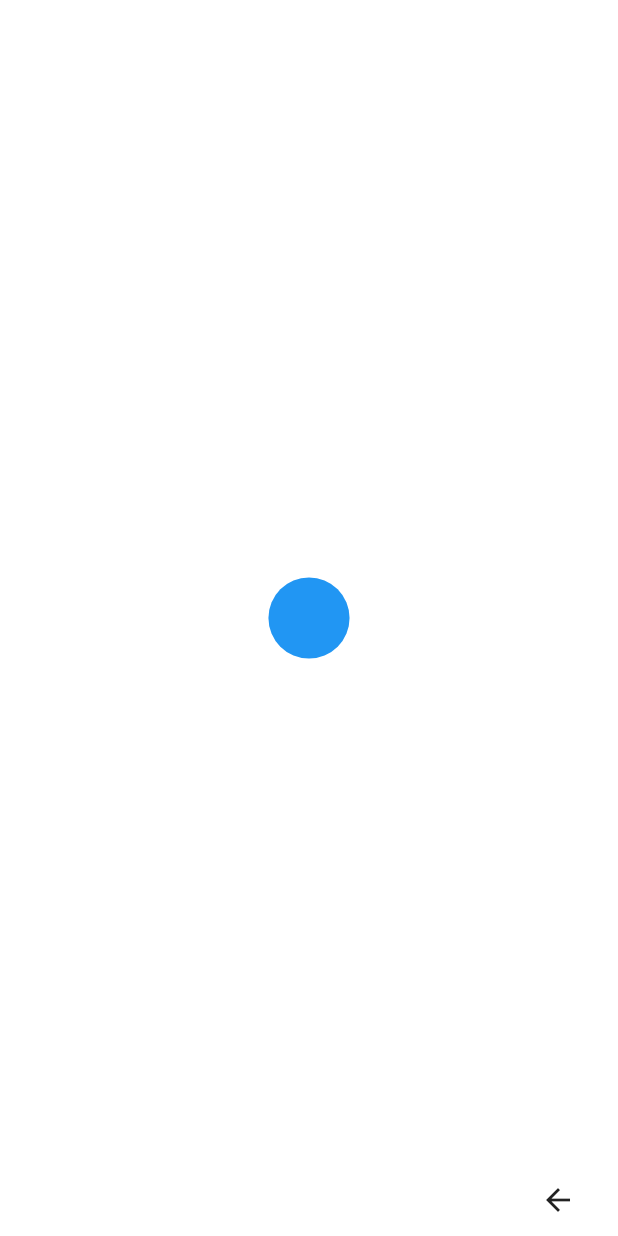
After one commit to avdosev/flutter_beautiful_animations, a Flutter app: the screen it shows after launch, after a tap on "Пульсирующая точка", on a phone screen of 412 x 824 dp. The commit adds this screen. Run offline on Flutter 3.47's test engine with Material 2 defaults, Android fonts, the phone set to English and light mode, and no system bars; our stand-ins replace flutter_hooks, sensors_plus.

Commit message:
first animation

```diff
--- a/lib/pages/accelerometer_first.dart
+++ /dev/null
@@ -1,11 +0,0 @@
-import 'package:flutter/material.dart';
-import 'package:flutter_hooks/flutter_hooks.dart';
-
-class AccelerometerFirst extends HookWidget {
-  const AccelerometerFirst({Key? key}) : super(key: key);
-
-  @override
-  Widget build(BuildContext context) {
-    return Container();
-  }
-}
--- a/lib/pages/animated_pages.dart
+++ b/lib/pages/animated_pages.dart
@@ -1 +1 @@
-export 'accelerometer_first.dart';
+export 'pulsating_point.dart';
--- a/lib/pages/home.dart
+++ b/lib/pages/home.dart
@@ -11,8 +11,8 @@ class HomePage extends StatelessWidget {
       body: ListView(
         children: [
           HomeItem(
-            title: 'Акселерометер 1',
-            buildPage: (_) => AccelerometerFirst(),
+            title: 'Пульсирующая точка',
+            buildPage: (_) => PulsatingPoint(),
           ),
         ],
       ),
--- /dev/null
+++ b/lib/pages/pulsating_point.dart
@@ -0,0 +1,37 @@
+import 'dart:math';
+
+import 'package:flutter/material.dart';
+import 'package:flutter_beautiful_animations/utils/widgets/micro_scaffold.dart';
+import 'package:flutter_beautiful_animations/utils/widgets/pulse_point.dart';
+import 'package:flutter_hooks/flutter_hooks.dart';
+import 'package:sensors_plus/sensors_plus.dart';
+
+class PulsatingPoint extends HookWidget {
+  @override
+  Widget build(BuildContext context) {
+    final controller = useAnimationController(
+      duration: const Duration(
+        milliseconds: 500,
+      ),
+    );
+
+    useEffect(() {
+      controller.repeat(reverse: true);
+    }, [controller]);
+
+    return MicroScaffold(
+      body: Container(
+        color: Colors.white,
+        child: Center(
+          child: AnimatedCircle(
+            fromSize: 50,
+            toSize: 100,
+            color: Colors.blue,
+            controller:
+                CurvedAnimation(parent: controller, curve: Curves.easeInOut),
+          ),
+        ),
+      ),
+    );
+  }
+}
--- /dev/null
+++ b/lib/utils/widgets/micro_scaffold.dart
@@ -0,0 +1,22 @@
+import 'package:flutter/material.dart';
+
+class MicroScaffold extends StatelessWidget {
+  final Widget body;
+
+  const MicroScaffold({
+    Key? key,
+    required this.body,
+  }) : super(key: key);
+
+  @override
+  Widget build(BuildContext context) {
+    return Scaffold(
+      body: body,
+      floatingActionButton: IconButton(
+        onPressed: () => Navigator.of(context).pop(),
+        icon: const Icon(Icons.arrow_back),
+      ),
+      floatingActionButtonLocation: FloatingActionButtonLocation.endDocked,
+    );
+  }
+}
--- /dev/null
+++ b/lib/utils/widgets/pulse_point.dart
@@ -0,0 +1,32 @@
+import 'package:flutter/material.dart';
+
+class AnimatedCircle extends AnimatedWidget {
+  final double fromSize;
+  final double toSize;
+  final Color color;
+  final Animation<double> animation;
+
+  AnimatedCircle({
+    required this.fromSize,
+    required this.toSize,
+    required this.color,
+    required Animation<double> controller,
+  })  : animation = Tween<double>(
+          begin: fromSize,
+          end: toSize,
+        ).animate(controller),
+        super(listenable: controller);
+
+  @override
+  Widget build(BuildContext context) {
+    final size = animation.value;
+    return Container(
+      width: size,
+      height: size,
+      decoration: BoxDecoration(
+        shape: BoxShape.circle,
+        color: color,
+      ),
+    );
+  }
+}
```
